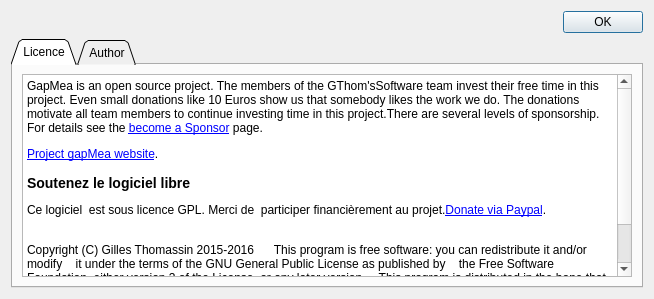
The window that dialogaboutme.ui (gthom/gapMea) describes before a commit, drawn with Qt 5.
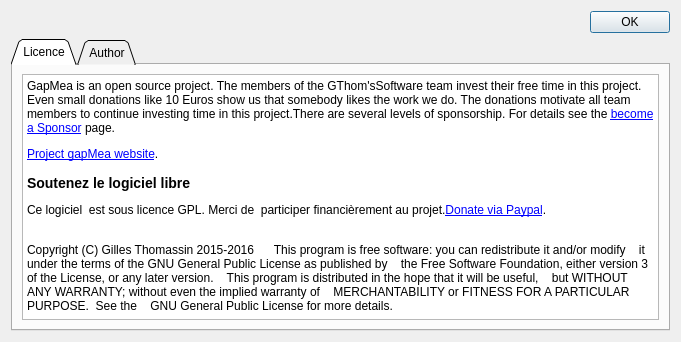
The same window after the commit.

The edit to the form file:
```diff
--- a/dialogaboutme.ui
+++ b/dialogaboutme.ui
@@ -6,8 +6,8 @@
    <rect>
     <x>0</x>
     <y>0</y>
-    <width>654</width>
-    <height>299</height>
+    <width>681</width>
+    <height>342</height>
    </rect>
   </property>
   <property name="windowTitle">
```
